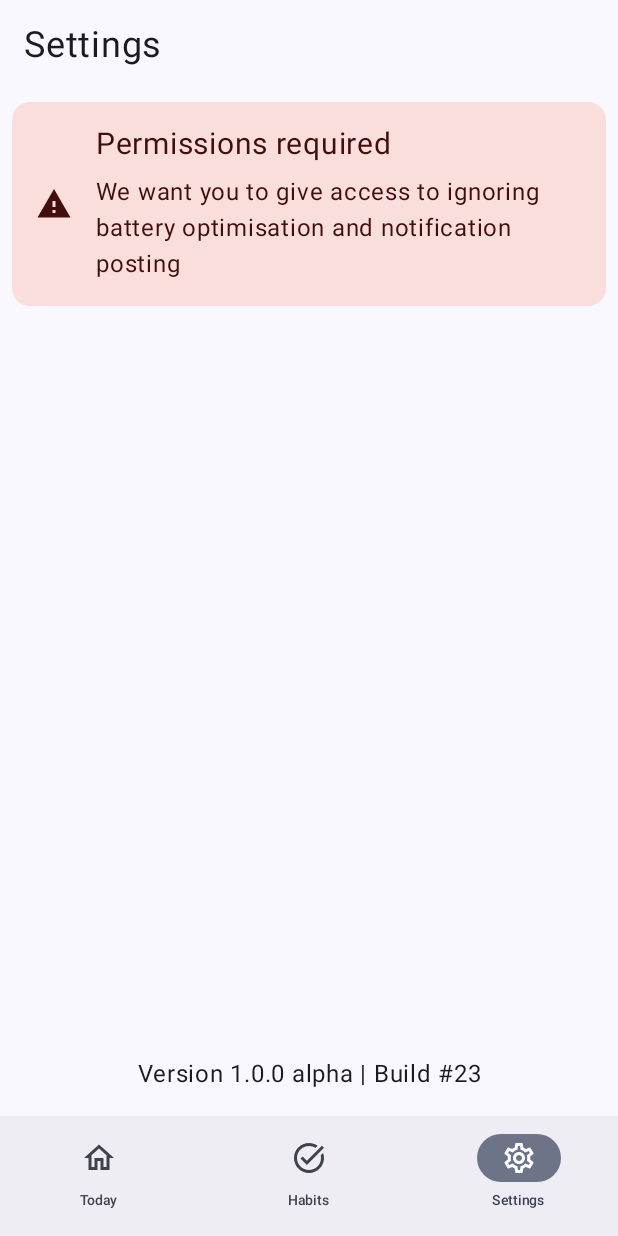
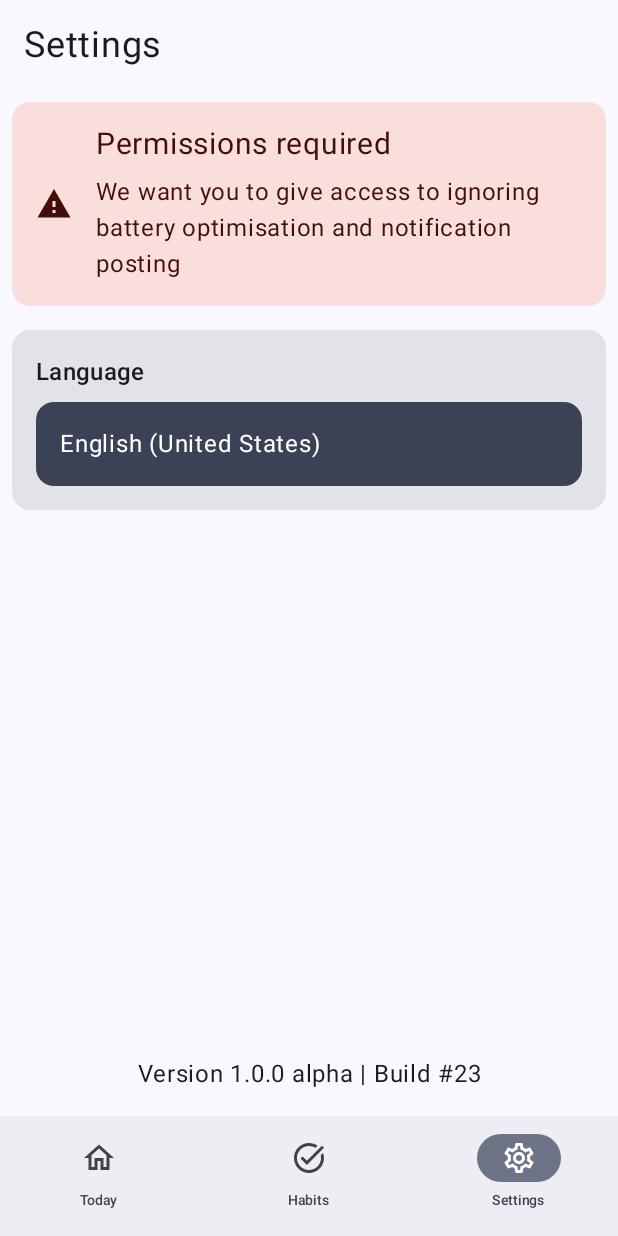
Before and after one commit to grigorevmp/Simple-Habit-Tracker, an Android app built with Jetpack Compose: the settings screen opened through its navigation route, on a phone screen of 412 x 824 dp. Run offline under Robolectric (Android 15) with nearby library versions, the phone set to English and light mode, and no system bars; our stand-ins replace Dagger/Hilt's generated code.

Commit message:
1.0.0-a | feature: App language support added

```diff
--- a/app/build.gradle.kts
+++ b/app/build.gradle.kts
@@ -25,6 +25,8 @@ android {
             useSupportLibrary = true
         }
         signingConfig = signingConfigs.getByName("debug")
+
+        resourceConfigurations.plus(listOf("ru", "en",))
     }
 
     buildTypes {
--- a/app/src/main/java/com/grigorevmp/habits/presentation/screen/settings/SettingsScreen.kt
+++ b/app/src/main/java/com/grigorevmp/habits/presentation/screen/settings/SettingsScreen.kt
@@ -13,17 +13,21 @@ import android.util.Log
 import androidx.activity.compose.rememberLauncherForActivityResult
 import androidx.activity.result.IntentSenderRequest
 import androidx.activity.result.contract.ActivityResultContracts
+import androidx.compose.foundation.layout.Box
 import androidx.compose.foundation.layout.Column
 import androidx.compose.foundation.layout.Row
 import androidx.compose.foundation.layout.Spacer
 import androidx.compose.foundation.layout.fillMaxSize
 import androidx.compose.foundation.layout.fillMaxWidth
 import androidx.compose.foundation.layout.padding
+import androidx.compose.foundation.shape.RoundedCornerShape
 import androidx.compose.material.icons.Icons
 import androidx.compose.material.icons.filled.Done
 import androidx.compose.material.icons.filled.Warning
 import androidx.compose.material3.Card
 import androidx.compose.material3.CardDefaults
+import androidx.compose.material3.DropdownMenu
+import androidx.compose.material3.DropdownMenuItem
 import androidx.compose.material3.ExperimentalMaterial3Api
 import androidx.compose.material3.Icon
 import androidx.compose.material3.MaterialTheme
@@ -34,6 +38,7 @@ import androidx.compose.runtime.mutableStateOf
 import androidx.compose.runtime.remember
 import androidx.compose.ui.Alignment
 import androidx.compose.ui.Modifier
+import androidx.compose.ui.platform.LocalConfiguration
 import androidx.compose.ui.platform.LocalContext
 import androidx.compose.ui.res.stringResource
 import androidx.compose.ui.text.style.TextAlign
@@ -42,7 +47,10 @@ import androidx.compose.ui.unit.dp
 import androidx.compose.ui.unit.sp
 import androidx.core.content.ContextCompat
 import androidx.core.content.ContextCompat.startActivity
+import androidx.core.os.ConfigurationCompat
 import com.grigorevmp.habits.R
+import com.grigorevmp.habits.core.utils.Utils
+import java.util.Locale
 
 
 @Composable
@@ -71,6 +79,8 @@ fun SettingsScreen(
                 getPackageName,
             )
 
+            LanguageChooserCard()
+
             Spacer(
                 Modifier.weight(1f)
             )
@@ -87,6 +97,83 @@ fun SettingsScreen(
     }
 }
 
+@OptIn(ExperimentalMaterial3Api::class)
+@Composable
+fun LanguageChooserCard() {
+    val availableLanguages = listOf("ru" to "Русский", "en" to "English")
+    val context = LocalContext.current
+
+    val configuration = LocalConfiguration.current
+    val locale = ConfigurationCompat.getLocales(configuration).get(0)?.language ?: "en"
+
+    val selectedLanguage = remember {
+        mutableStateOf(locale)
+    }
+
+    val selectedLanguageReadable = remember {
+        mutableStateOf(
+            ConfigurationCompat.getLocales(configuration)
+                .get(0)?.displayName?.replaceFirstChar { if (it.isLowerCase()) it.titlecase(Locale.ROOT) else it.toString() }
+                ?: "English"
+        )
+    }
+
+    val isDropdownExpanded = remember {
+        mutableStateOf(false)
+    }
+
+    Card(
+        modifier = Modifier
+            .fillMaxWidth()
+            .padding(8.dp),
+    ) {
+        Column(
+            modifier = Modifier.padding(16.dp)
+        ) {
+            Text(
+                style = MaterialTheme.typography.titleMedium,
+                text = stringResource(R.string.settings_screen_language),
+            )
+
+            Box(contentAlignment = Alignment.TopEnd,
+                    modifier = Modifier.align(Alignment.End)) {
+                Card(
+                    modifier = Modifier
+                        .fillMaxWidth()
+                        .padding(top = 8.dp),
+                    colors = CardDefaults.cardColors(containerColor = MaterialTheme.colorScheme.secondary),
+                    onClick = {
+                        isDropdownExpanded.value = !isDropdownExpanded.value
+                    }
+                ) {
+                    Text(
+                        modifier = Modifier.padding(16.dp),
+                        text = selectedLanguageReadable.value
+                    )
+                }
+                MaterialTheme(
+                    shapes = MaterialTheme.shapes.copy(extraSmall = RoundedCornerShape(16.dp)),
+                ) {
+                    DropdownMenu(
+                        expanded = isDropdownExpanded.value,
+                        onDismissRequest = { isDropdownExpanded.value = !isDropdownExpanded.value },
+                    ) {
+                        availableLanguages.forEach { language ->
+                            DropdownMenuItem(
+                                text = { Text(language.second) },
+                                onClick = {
+                                    selectedLanguage.value = language.first
+
+                                    Utils.localeSelection(context, selectedLanguage.value)
+                                }
+                            )
+                        }
+                    }
+                }
+            }
+        }
+    }
+}
 
 @OptIn(ExperimentalMaterial3Api::class)
 @Composable
@@ -96,8 +183,13 @@ fun PermissionsCard(
 ) {
     val context = LocalContext.current
 
-    val isTiramisuPlus = remember { mutableStateOf(Build.VERSION.SDK_INT >= Build.VERSION_CODES.TIRAMISU) }
-    val isCantPostNotifications = remember { mutableStateOf(ContextCompat.checkSelfPermission(context, Manifest.permission.POST_NOTIFICATIONS) != PackageManager.PERMISSION_GRANTED) }
+    val isTiramisuPlus =
+        remember { mutableStateOf(Build.VERSION.SDK_INT >= Build.VERSION_CODES.TIRAMISU) }
+    val isCantPostNotifications = remember {
+        mutableStateOf(
+            ContextCompat.checkSelfPermission(context, Manifest.permission.POST_NOTIFICATIONS) != PackageManager.PERMISSION_GRANTED
+        )
+    }
 
     val launcher = rememberLauncherForActivityResult(ActivityResultContracts.RequestPermission()) {
         isCantPostNotifications.value = !it
@@ -105,13 +197,14 @@ fun PermissionsCard(
 
     val isNotIgnoreBattery = remember { mutableStateOf(!isIgnoringBattery(context)) }
 
-    val launcherBattery = rememberLauncherForActivityResult(ActivityResultContracts.StartIntentSenderForResult()) {
-        if (it.resultCode == RESULT_OK) {
-            isNotIgnoreBattery.value = false
-        } else {
-            isNotIgnoreBattery.value = !isIgnoringBattery(context)
+    val launcherBattery =
+        rememberLauncherForActivityResult(ActivityResultContracts.StartIntentSenderForResult()) {
+            if (it.resultCode == RESULT_OK) {
+                isNotIgnoreBattery.value = false
+            } else {
+                isNotIgnoreBattery.value = !isIgnoringBattery(context)
+            }
         }
-    }
 
     Log.d("Settings", "==== Permission block ====")
     Log.d("Settings", "Tiramisu+: ${isTiramisuPlus.value}")
@@ -137,7 +230,8 @@ fun PermissionsCard(
                     intent.action = Settings.ACTION_REQUEST_IGNORE_BATTERY_OPTIMIZATIONS
                     intent.flags = Intent.FLAG_ACTIVITY_NEW_TASK
                     intent.data = Uri.parse("package:${getPackageName(context)}")
-                    val pendIntent = PendingIntent.getActivity(context, 0, intent, PendingIntent.FLAG_IMMUTABLE)
+                    val pendIntent =
+                        PendingIntent.getActivity(context, 0, intent, PendingIntent.FLAG_IMMUTABLE)
                     startActivity(context, intent, null)
 
                     launcherBattery.launch(
@@ -149,7 +243,8 @@ fun PermissionsCard(
         ) {
             Row {
                 Icon(
-                    Icons.Filled.Warning, contentDescription = stringResource(R.string.settings_screen_permissions_required_icon_description),
+                    Icons.Filled.Warning,
+                    contentDescription = stringResource(R.string.settings_screen_permissions_required_icon_description),
                     modifier = Modifier
                         .align(Alignment.CenterVertically)
                         .padding(start = 16.dp),
@@ -181,7 +276,8 @@ fun PermissionsCard(
         ) {
             Row {
                 Icon(
-                    Icons.Filled.Done, contentDescription = stringResource(R.string.settings_screen_up_to_date_icon_description),
+                    Icons.Filled.Done,
+                    contentDescription = stringResource(R.string.settings_screen_up_to_date_icon_description),
                     modifier = Modifier
                         .align(Alignment.CenterVertically)
                         .padding(start = 16.dp),
@@ -209,6 +305,6 @@ fun PermissionsCard(
 @Composable
 fun SettingsScreenPreview() {
     SettingsScreen(
-        { _ -> false }, { _ -> ""}
+        { _ -> false }, { _ -> "" }
     )
 }
--- a/app/src/main/res/values/strings.xml
+++ b/app/src/main/res/values/strings.xml
@@ -26,6 +26,7 @@
     <string name="settings_screen_permissions_required_icon_description">Permissions required icon</string>
     <string name="settings_screen_permission_summary">We want you to give access to ignoring battery optimisation and notification posting</string>
     <string name="settings_screen_permissions_title">Permissions required</string>
+    <string name="settings_screen_language">Language</string>
     <string name="settings_screen_up_to_date_title">Everything is up to date</string>
     <string name="settings_screen_up_to_date_summary">You gave all required permissions. New features coming soon…</string>
     <string name="settings_screen_up_to_date_icon_description">Everything is up to date icon</string>
--- /dev/null
+++ b/app/src/main/res/xml/locale_config.xml
@@ -0,0 +1,5 @@
+<?xml version="1.0" encoding="utf-8"?>
+<locale-config xmlns:android="http://schemas.android.com/apk/res/android">
+    <locale android:name="en" />
+    <locale android:name="ru" />
+</locale-config>
```
Also changed, not shown: app/src/main/AndroidManifest.xml (+16 -3 lines), app/src/main/java/com/grigorevmp/habits/core/utils/Utils.kt (+15 -1 lines), 1 other file.
